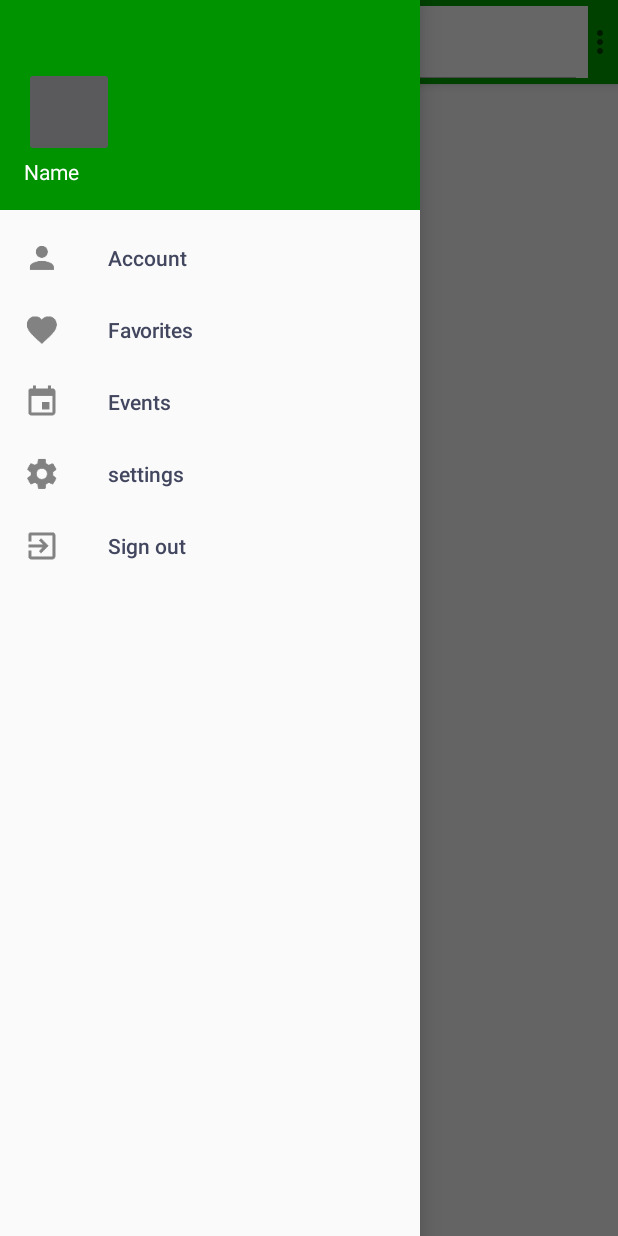
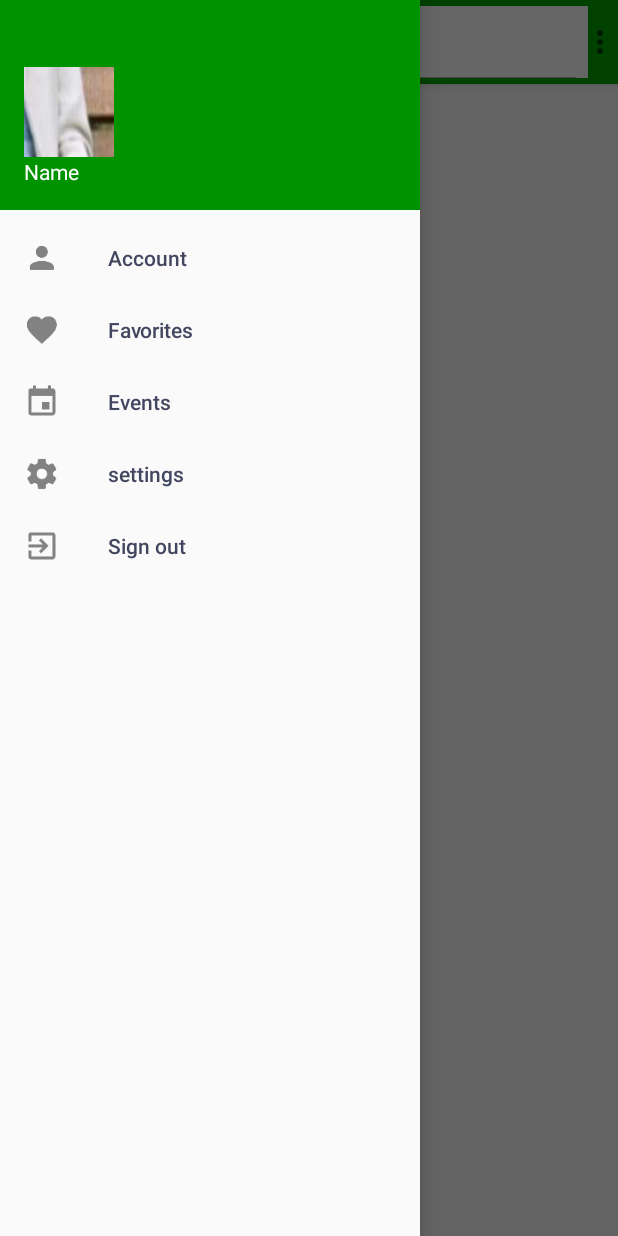
Before and after one commit to BenjaminGirard/StreetLive, an Android app: the MapActivity screen opened directly, with no data from a screen before it, with the side drawer open, on a phone screen of 412 x 824 dp. Run offline under Robolectric (Android 15) with nearby library versions, the light colour scheme and no system bars; libraries missing offline, so code that uses them is left out: com.twitter.sdk.

Commit message:
image button non working

```diff
--- a/App/app/src/main/java/com/example/tetard/streetlive/MapActivity.java
+++ b/App/app/src/main/java/com/example/tetard/streetlive/MapActivity.java
@@ -25,7 +25,9 @@ import android.view.Menu;
 import android.view.MenuItem;
 import android.view.View;
 import android.widget.Button;
+import android.widget.ImageButton;
 import android.widget.ImageView;
+import android.widget.TextView;
 
 import com.google.android.gms.maps.CameraUpdateFactory;
 import com.google.android.gms.maps.GoogleMap;
@@ -50,9 +52,14 @@ public class MapActivity extends AppCompatActivity implements NavigationView.OnN
 
         initGoogleMaps();
         toolbarConfig();
+        initImageButton();
     }
 
     private void searchViewConfig(Menu menu) {
+
+        /**
+         * Configuration search bar
+         */
         SearchManager searchManager =
                 (SearchManager) getSystemService(Context.SEARCH_SERVICE);
         SearchView searchView = //(SearchView) MenuItemCompat.getActionView(search);
@@ -68,6 +75,9 @@ public class MapActivity extends AppCompatActivity implements NavigationView.OnN
     }
 
     private void toolbarConfig() {
+        /**
+         * Configuration tool bar
+         */
         _toolbar = (Toolbar) findViewById(R.id.mapToolbar);
         _drawerLayout = findViewById(R.id.drawer_layout);
 
@@ -83,14 +93,16 @@ public class MapActivity extends AppCompatActivity implements NavigationView.OnN
     }
 
     public void initImageButton() {
-        ImageView mIcon = findViewById(R.id.profile_pic);
-//        Button mFollow = findViewById(R.id.btnFollow);
 
-        Bitmap bitmap = BitmapFactory.decodeResource(getResources(), R.drawable.picture);
+        NavigationView navigationView = (NavigationView) findViewById(R.id.nav_view);
+        View hView =  navigationView.getHeaderView(0);
+        ImageButton nav_user = hView.findViewById(R.id.profile_pic);
+
+        Bitmap bitmap = BitmapFactory.decodeResource(getResources(), R.drawable.forest);
         RoundedBitmapDrawable mDrawable = RoundedBitmapDrawableFactory.create(getResources(), bitmap);
         mDrawable.setCircular(true);
         mDrawable.setColorFilter(ContextCompat.getColor(this, R.color.colorAccent), PorterDuff.Mode.DST_OVER);
-        mIcon.setImageDrawable(getResources().getDrawable(R.drawable.picture));
+        nav_user.setImageDrawable(mDrawable);
     }
     @Override
     public boolean onCreateOptionsMenu(Menu menu) {
@@ -116,7 +128,6 @@ public class MapActivity extends AppCompatActivity implements NavigationView.OnN
         switch (item.getItemId()) {
             case android.R.id.home:
                 _drawerLayout.openDrawer(GravityCompat.START);
-                initImageButton();
                 return true;
         }
         return super.onOptionsItemSelected(item);
@@ -133,7 +144,7 @@ public class MapActivity extends AppCompatActivity implements NavigationView.OnN
         // For example, swap UI fragments here
 
         switch (menuItem.getItemId()) {
-           case R.id.user_profile_image:
+           case R.id.profile_pic:
                 Intent image = new Intent(this, AccountActivity.class);
                 startActivity(image);
                 // go to account
--- a/App/app/src/main/res/layout/nav_header.xml
+++ b/App/app/src/main/res/layout/nav_header.xml
@@ -18,6 +18,7 @@
         android:layout_alignParentTop="true"
         android:layout_centerHorizontal="true"
         android:layout_marginTop="10dp"
+        android:clickable="true"
         android:padding="5dp" />
 
     <TextView
```
